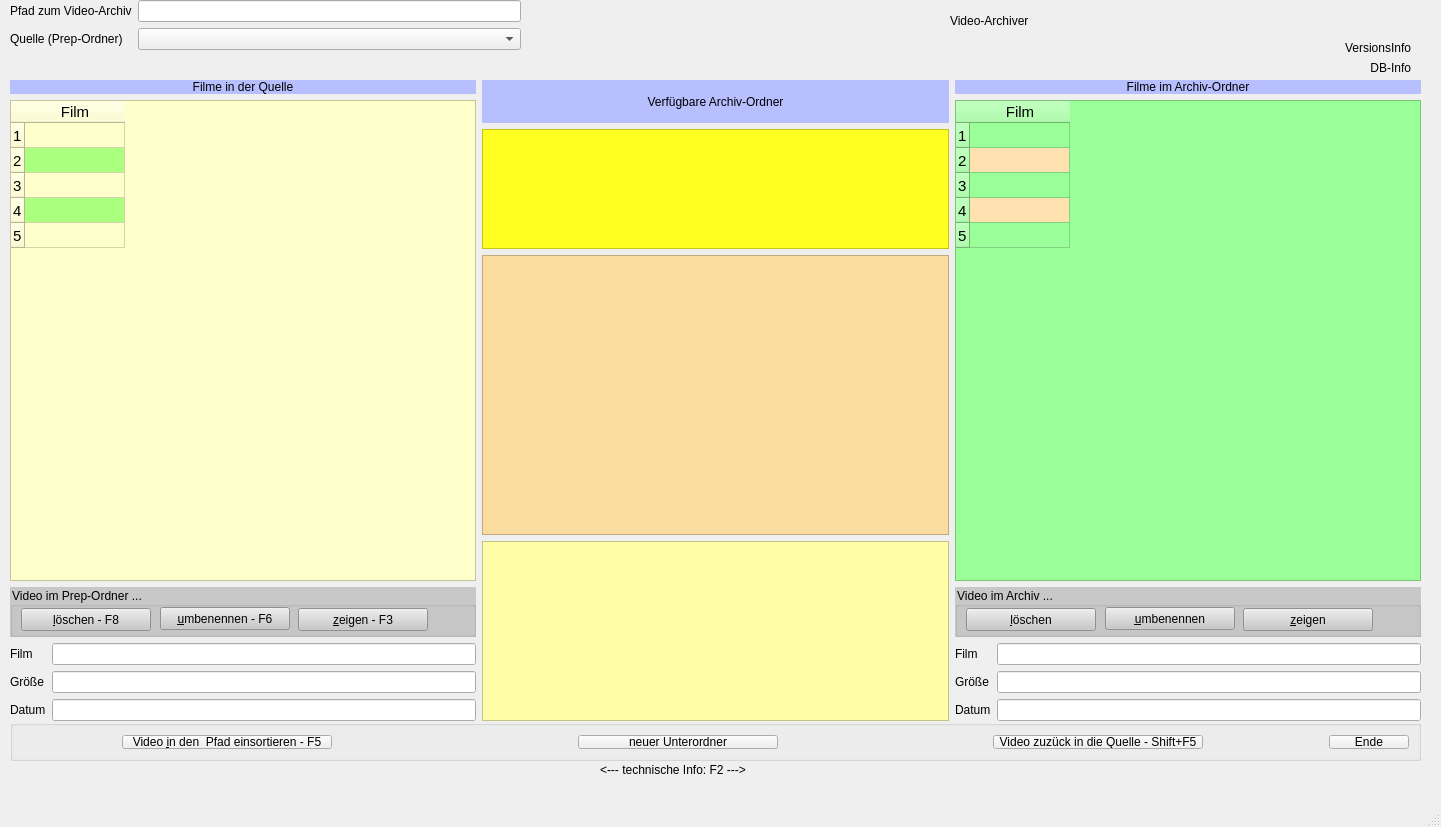
Before: the Qt Designer form VidArchiverUI.ui in ruegi/VidArchiver, drawn with Qt 5.
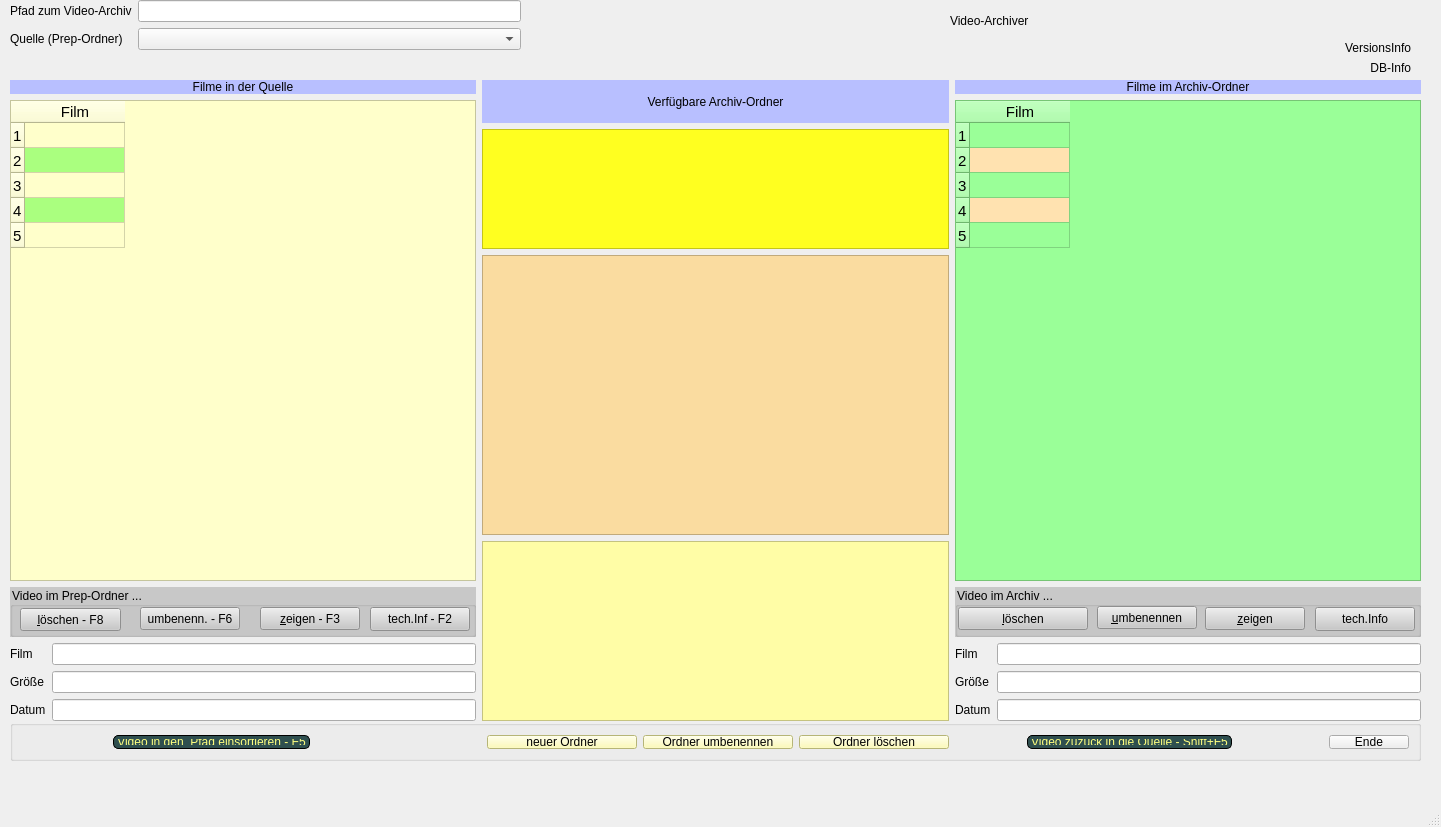
After: the same form once the commit is applied. Icons and pictures are not drawn.

Patch:
```diff
--- a/VidArchiverUI.ui
+++ b/VidArchiverUI.ui
@@ -159,15 +159,15 @@
          <widget class="QPushButton" name="btn_delPrep">
           <property name="geometry">
            <rect>
-            <x>11</x>
+            <x>10</x>
             <y>21</y>
-            <width>130</width>
+            <width>101</width>
             <height>23</height>
            </rect>
           </property>
           <property name="minimumSize">
            <size>
-            <width>130</width>
+            <width>101</width>
             <height>0</height>
            </size>
           </property>
@@ -178,22 +178,22 @@
          <widget class="QPushButton" name="btn_renamePrep">
           <property name="geometry">
            <rect>
-            <x>150</x>
+            <x>130</x>
             <y>20</y>
-            <width>130</width>
+            <width>100</width>
             <height>23</height>
            </rect>
           </property>
           <property name="text">
-           <string>&amp;umbenennen - F6</string>
+           <string>umbenenn. - F6</string>
           </property>
          </widget>
          <widget class="QPushButton" name="btn_showPrepVideo">
           <property name="geometry">
            <rect>
-            <x>288</x>
-            <y>21</y>
-            <width>130</width>
+            <x>250</x>
+            <y>20</y>
+            <width>100</width>
             <height>23</height>
            </rect>
           </property>
@@ -201,6 +201,19 @@
            <string>&amp;zeigen - F3</string>
           </property>
          </widget>
+         <widget class="QPushButton" name="btn_QInfo">
+          <property name="geometry">
+           <rect>
+            <x>360</x>
+            <y>20</y>
+            <width>100</width>
+            <height>24</height>
+           </rect>
+          </property>
+          <property name="text">
+           <string>tech.Inf - F2</string>
+          </property>
+         </widget>
         </widget>
        </item>
        <item>
@@ -392,8 +405,8 @@
          <widget class="QPushButton" name="btn_del">
           <property name="geometry">
            <rect>
-            <x>11</x>
-            <y>21</y>
+            <x>3</x>
+            <y>20</y>
             <width>130</width>
             <height>23</height>
            </rect>
@@ -411,9 +424,9 @@
          <widget class="QPushButton" name="btn_rename">
           <property name="geometry">
            <rect>
-            <x>150</x>
-            <y>20</y>
-            <width>130</width>
+            <x>142</x>
+            <y>19</y>
+            <width>100</width>
             <height>23</height>
            </rect>
           </property>
@@ -424,9 +437,9 @@
          <widget class="QPushButton" name="btn_showArchVideo">
           <property name="geometry">
            <rect>
-            <x>288</x>
-            <y>21</y>
-            <width>130</width>
+            <x>250</x>
+            <y>20</y>
+            <width>100</width>
             <height>23</height>
            </rect>
           </property>
@@ -434,6 +447,19 @@
            <string>&amp;zeigen</string>
           </property>
          </widget>
+         <widget class="QPushButton" name="btn_ZInfo">
+          <property name="geometry">
+           <rect>
+            <x>360</x>
+            <y>20</y>
+            <width>100</width>
+            <height>24</height>
+           </rect>
+          </property>
+          <property name="text">
+           <string>tech.Info</string>
+          </property>
+         </widget>
         </widget>
        </item>
        <item>
@@ -508,6 +534,16 @@
          <verstretch>0</verstretch>
         </sizepolicy>
        </property>
+       <property name="styleSheet">
+        <string notr="true">color:  rgb(255, 255, 127);
+background-color:  DarkSlateGray;
+border-style: outset;
+border-width: 1px;
+border-radius: 5px;
+border-color: black;        
+padding: 3px;
+</string>
+       </property>
        <property name="text">
         <string>Video &amp;in den  Pfad einsortieren - F5</string>
        </property>
@@ -523,7 +559,7 @@
        </property>
        <property name="sizeHint" stdset="0">
         <size>
-         <width>240</width>
+         <width>180</width>
          <height>20</height>
         </size>
        </property>
@@ -539,12 +575,47 @@
        </property>
        <property name="minimumSize">
         <size>
-         <width>200</width>
+         <width>150</width>
          <height>0</height>
         </size>
        </property>
+       <property name="styleSheet">
+        <string notr="true">background-color: rgb(255, 253, 166);</string>
+       </property>
        <property name="text">
-        <string>neuer Unterordner</string>
+        <string>neuer Ordner</string>
+       </property>
+      </widget>
+     </item>
+     <item>
+      <widget class="QPushButton" name="btn_pfadRen">
+       <property name="minimumSize">
+        <size>
+         <width>150</width>
+         <height>0</height>
+        </size>
+       </property>
+       <property name="styleSheet">
+        <string notr="true">background-color: rgb(255, 253, 166);</string>
+       </property>
+       <property name="text">
+        <string>Ordner umbenennen</string>
+       </property>
+      </widget>
+     </item>
+     <item>
+      <widget class="QPushButton" name="btn_pfadDel">
+       <property name="minimumSize">
+        <size>
+         <width>150</width>
+         <height>0</height>
+        </size>
+       </property>
+       <property name="styleSheet">
+        <string notr="true">background-color: rgb(255, 253, 166);</string>
+       </property>
+       <property name="text">
+        <string>Ordner löschen</string>
        </property>
       </widget>
      </item>
@@ -555,7 +626,7 @@
        </property>
        <property name="sizeHint" stdset="0">
         <size>
-         <width>60</width>
+         <width>80</width>
          <height>20</height>
         </size>
        </property>
@@ -569,6 +640,16 @@
          <verstretch>0</verstretch>
         </sizepolicy>
        </property>
+       <property name="styleSheet">
+        <string notr="true">color:  rgb(255, 255, 127);
+background-color: darkSlateGray;
+border-style: outset;
+border-width: 1px;
+border-radius: 5px;
+border-color: black;        
+padding: 3px;
+</string>
+       </property>
        <property name="text">
         <string>Video zuzück in die Quelle - Shift+F5</string>
        </property>
@@ -584,7 +665,7 @@
        </property>
        <property name="sizeHint" stdset="0">
         <size>
-         <width>120</width>
+         <width>100</width>
          <height>20</height>
         </size>
        </property>
@@ -631,19 +712,6 @@
      <set>Qt::AlignRight|Qt::AlignTrailing|Qt::AlignVCenter</set>
     </property>
    </widget>
-   <widget class="QLabel" name="label">
-    <property name="geometry">
-     <rect>
-      <x>600</x>
-      <y>760</y>
-      <width>161</width>
-      <height>20</height>
-     </rect>
-    </property>
-    <property name="text">
-     <string>&lt;---  technische Info: F2   ---&gt;</string>
-    </property>
-   </widget>
    <widget class="QLabel" name="lbl_db">
     <property name="geometry">
      <rect>
```
Left out of the diff: 2 changed lines with no effect on the pictures.
